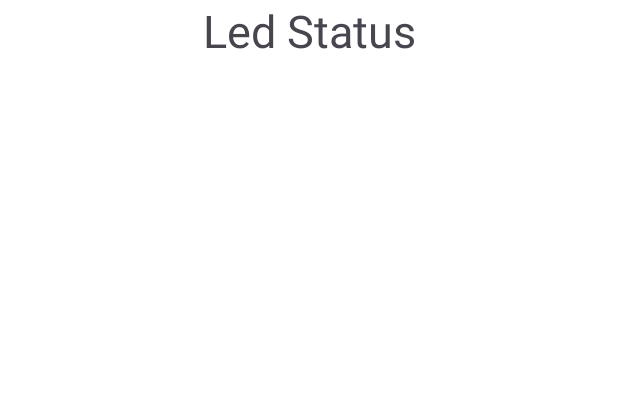
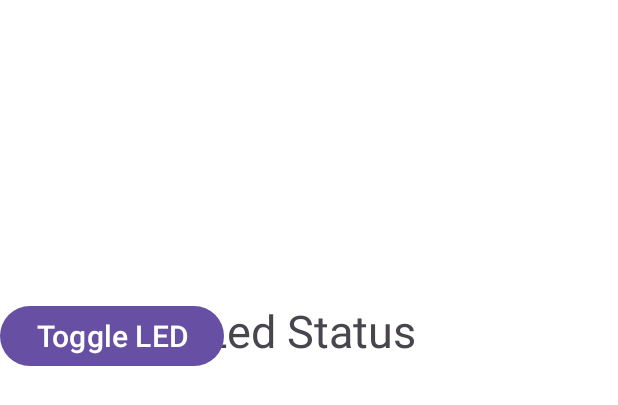
Before and after one commit to Meljo02/IOTAirQualityMonitoringSystem, an Android app: the layout fragment_home.xml on its own in the app's theme, with its tools: preview values and no code run, on a phone screen of 412 x 824 dp. Shown: the top 405 px of the screen. Run offline under Robolectric (Android 15) with nearby library versions, the phone set to English and light mode, and no system bars.

Commit message:
added button for display

```diff
--- a/app/src/main/res/layout/fragment_home.xml
+++ b/app/src/main/res/layout/fragment_home.xml
@@ -4,6 +4,7 @@
     android:layout_width="match_parent"
     android:layout_height="match_parent"
     android:background="@color/white"
+    android:paddingTop="200dp"
     tools:context=".Home">
 
 
@@ -15,5 +16,13 @@
         android:text="Led Status"
         android:textSize="30sp" />
 
+    <Button
+        android:id="@+id/toggleButton"
+        android:layout_width="wrap_content"
+        android:layout_height="wrap_content"
+
+        android:text="Toggle LED"
+        android:textSize="20dp" />
+
 
 </FrameLayout>
```
